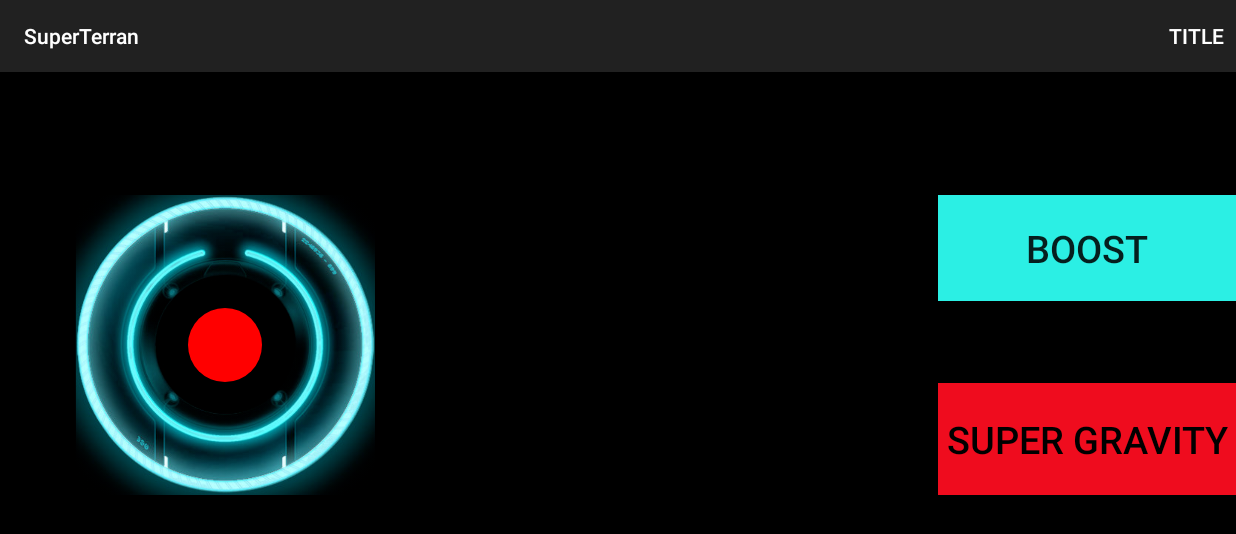
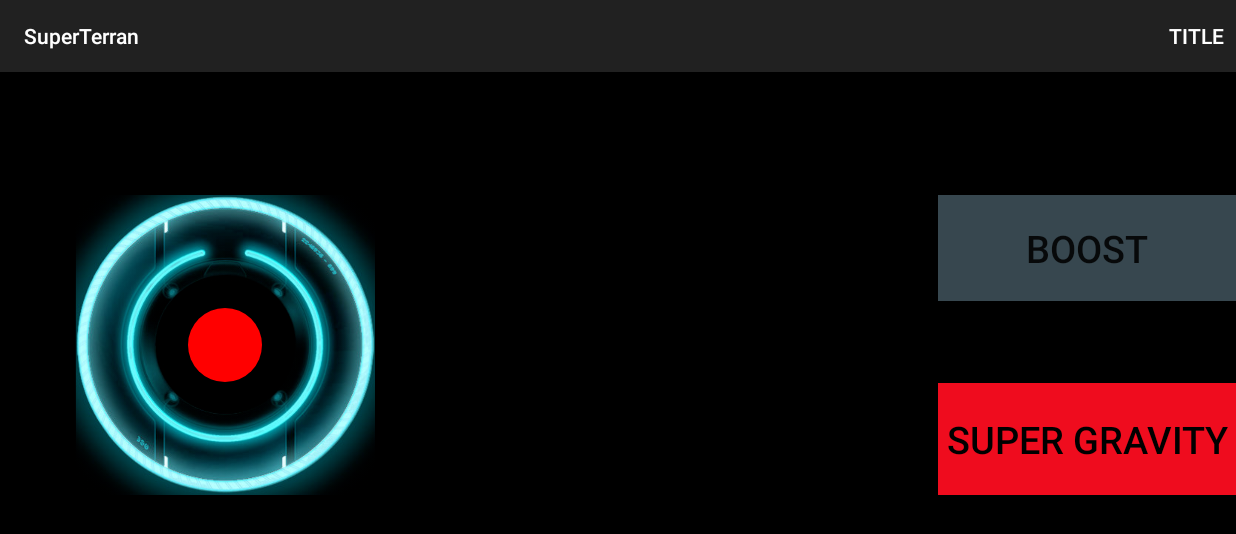
Before and after one commit to DaleKocian/Superterran-Sender, an Android app: the fragment SuperTerranFragment placed in its activity, after a tap on "BOOST", on a phone screen of 824 x 412 dp (held sideways). Shown: the top 534 px of the screen. Run offline under Robolectric (Android 15) with nearby library versions, the phone set to English and light mode, and no system bars; libraries missing offline, so code that uses them is left out: android.support.v7; pictures from the network do not load; 6 statements that could not run were skipped.

Commit message:
Make buttons only able to be used once, add super gravity button and make pass message

```diff
--- a/SuperTerran/app/src/main/java/io/gamejam/poundcode/superterran/cast/SuperterranMessageBuilder.java
+++ b/SuperTerran/app/src/main/java/io/gamejam/poundcode/superterran/cast/SuperterranMessageBuilder.java
@@ -10,20 +10,22 @@ import org.json.JSONObject;
  */
 public class SuperterranMessageBuilder {
 
-    public static final int MESSAGE_TYPE_SUPERTERRAN_FIRE = 1;
+    public static final int MESSAGE_TYPE_SUPERTERRAN_BOOST = 1;
     public static final int MESSAGE_TYPE_SUPERTERRAN_MOVE = 2;
-    private static final String MESSAGE_FIELD_SUPERTERRAN_FIRE = "fire";
+    public static final int MESSAGE_TYPE_SUPERTERRAN_SUPER_GRAVITY = 3;
+    private static final String MESSAGE_FIELD_SUPERTERRAN_BOOST = "boost";
     private static final String MESSAGE_FIELD_SUPERTERRAN_MOVE = "move";
+    private static final String MESSAGE_FIELD_SUPERTERRAN_SUPER_GRAVITY = "super_gravity";
     private static final String TAG = SuperterranMessageBuilder.class.getSimpleName();
 
-    public static JSONObject createFireMessage() {
-        JSONObject fireMessage = new JSONObject();
+    public static JSONObject createBoostMessage() {
+        JSONObject boostMessage = new JSONObject();
         try {
-            fireMessage.put(MESSAGE_FIELD_SUPERTERRAN_FIRE, true);
+            boostMessage.put(MESSAGE_FIELD_SUPERTERRAN_BOOST, true);
         } catch (JSONException e) {
-            Log.e(TAG, "Error creating JSON fire message", e);
+            Log.e(TAG, "Error creating JSON boost message", e);
         }
-        return fireMessage;
+        return boostMessage;
     }
 
     public static JSONObject createMoveMessage(int move) {
@@ -35,4 +37,14 @@ public class SuperterranMessageBuilder {
         }
         return moveMessage;
     }
+
+    public static JSONObject createSuperGravityMessage() {
+        JSONObject superGravityMessage = new JSONObject();
+        try {
+            superGravityMessage.put(MESSAGE_FIELD_SUPERTERRAN_SUPER_GRAVITY, true);
+        } catch (JSONException e) {
+            Log.e(TAG, "Error creating JSON boost message", e);
+        }
+        return superGravityMessage;
+    }
 }
--- a/SuperTerran/app/src/main/java/io/gamejam/poundcode/superterran/view/SuperTerranFragment.java
+++ b/SuperTerran/app/src/main/java/io/gamejam/poundcode/superterran/view/SuperTerranFragment.java
@@ -19,41 +19,59 @@ import io.gamejam.poundcode.superterran.media.SoundPoolManager;
  * Created by chris_pound on 8/8/15.
  */
 public class SuperTerranFragment extends Fragment implements JoystickMovedListener {
-
-
     private static final String TAG = SuperTerranFragment.class.getSimpleName();
+    public static final int REPEAT_INTERVAL = 100;
 
     private Button mBOOOOOOOOST;
+    private Button mSuperGravity;
     private JoyStickControllerView mController;
 
-
     @Override
-    public View onCreateView(LayoutInflater inflater, ViewGroup container,
-                             Bundle savedInstanceState) {
+    public View onCreateView(LayoutInflater inflater, ViewGroup container, Bundle savedInstanceState) {
         // Inflate the layout for this fragment
         View view = inflater.inflate(R.layout.fragment_superterran, container, false);
 
         mController = (JoyStickControllerView) view.findViewById(R.id.touch_controller);
-        mController.setOnJoystickMoveListener(this, 100);
-        mBOOOOOOOOST = (Button) view.findViewById(R.id.button_boost);
-        mBOOOOOOOOST.setOnClickListener(new View.OnClickListener() {
+        mController.setOnJoystickMoveListener(this, REPEAT_INTERVAL);
+        mBOOOOOOOOST = (Button) view.findViewById(R.id.btnBoost);
+        mSuperGravity = (Button) view.findViewById(R.id.btnSuperGravity);
+        mBOOOOOOOOST.setOnClickListener(getBoostOnClickListener());
+        mSuperGravity.setOnClickListener(getSuperGravityOnClickListener());
+        return view;
+    }
 
+    private View.OnClickListener getSuperGravityOnClickListener() {
+        return new View.OnClickListener() {
             @Override
             public void onClick(View view) {
                 SuperTerranApplication.getInstance().getSendMessageHandler().enqueueMessage(
-                        SuperterranMessageBuilder.MESSAGE_TYPE_SUPERTERRAN_FIRE,
-                        SuperterranMessageBuilder.createFireMessage());
+                        SuperterranMessageBuilder.MESSAGE_TYPE_SUPERTERRAN_SUPER_GRAVITY,
+                        SuperterranMessageBuilder.createSuperGravityMessage());
+                mSuperGravity.setClickable(false);
+                mSuperGravity.setBackgroundColor(getResources().getColor(R.color.material_blue_grey_800));
+            }
+        };
+    }
+
+    private View.OnClickListener getBoostOnClickListener() {
+        return new View.OnClickListener() {
+            @Override
+            public void onClick(View view) {
+                SuperTerranApplication.getInstance().getSendMessageHandler().enqueueMessage(
+                        SuperterranMessageBuilder.MESSAGE_TYPE_SUPERTERRAN_BOOST,
+                        SuperterranMessageBuilder.createBoostMessage());
                 SoundPoolManager.playAudio(R.raw.boost, getActivity());
+                mBOOOOOOOOST.setOnClickListener(null);
+                mBOOOOOOOOST.setClickable(false);
+                mBOOOOOOOOST.setBackgroundColor(getResources().getColor(R.color.material_blue_grey_800));
             }
-
-        });
-        return view;
+        };
     }
 
     @Override
     public void onValueChanged(int angle) {
         if(angle < 0) {
-            angle = angle + 360;
+            angle += 360;
         }
         SuperTerranApplication.getInstance()
                 .getSendMessageHandler()
--- a/SuperTerran/app/src/main/res/layout/fragment_superterran.xml
+++ b/SuperTerran/app/src/main/res/layout/fragment_superterran.xml
@@ -17,7 +17,7 @@
         />
 
     <Button
-        android:id="@+id/button_boost"
+        android:id="@+id/btnBoost"
         android:layout_width="wrap_content"
         android:layout_height="wrap_content"
         android:adjustViewBounds="true"
@@ -25,7 +25,7 @@
         android:text="@string/button_fire"
         android:textSize="25sp"
         android:padding="18dp"
-        android:layout_alignStart="@+id/btnBoost"
+        android:layout_alignStart="@+id/btnSuperGravity"
         android:layout_alignTop="@+id/touch_controller"
         android:layout_alignParentRight="true"/>
 
@@ -38,7 +38,7 @@
         android:text="@string/button_super"
         android:textColor="@android:color/black"
         android:textSize="25sp"
-        android:id="@+id/btnBoost"
+        android:id="@+id/btnSuperGravity"
         android:layout_alignBottom="@+id/touch_controller"
         android:layout_alignParentRight="true"/>
 
```
